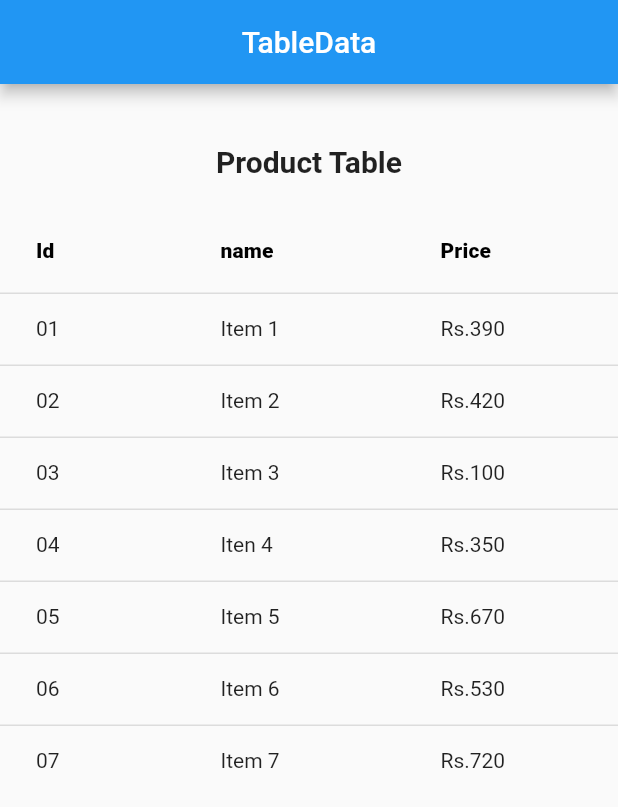
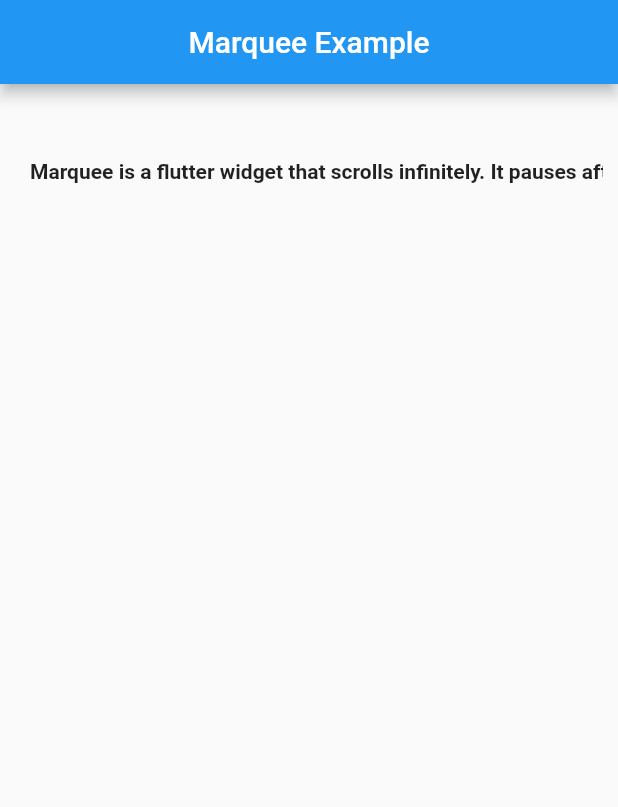
Before and after one commit to NilamPathak578/flutterHopeProjects, a Flutter app: the screen it shows after launch, on a phone screen of 412 x 824 dp. Shown: the top 807 px of the screen. Run offline on Flutter 3.47's test engine with Material 2 defaults, Android fonts, the phone set to English and light mode, and no system bars; drawn by our look-alikes of marquee.

Commit message:
Marquee Example

```diff
--- /dev/null
+++ b/lib/Views/marquee.dart
@@ -0,0 +1,42 @@
+import 'package:flutter/material.dart';
+import 'package:marquee/marquee.dart';
+
+class MarqueeExample extends StatefulWidget {
+  const MarqueeExample({Key? key}) : super(key: key);
+
+  @override
+  State<MarqueeExample> createState() => _MarqueeExampleState();
+}
+
+class _MarqueeExampleState extends State<MarqueeExample> {
+  @override
+  Widget build(BuildContext context) {
+    return Scaffold(
+        appBar: AppBar(
+          title: const Text("Marquee Example"),
+          centerTitle: true,
+        ),
+        body: SafeArea(
+          child: Padding(
+            padding:
+                const EdgeInsets.symmetric(horizontal: 10.0, vertical: 50.0),
+            child: Marquee(
+              text:
+                  "Marquee is a flutter widget that scrolls infinitely. It pauses after each round of scroll and has features like duration, curve and is highly customizable. ",
+              style: const TextStyle(fontWeight: FontWeight.bold),
+              scrollAxis: Axis.horizontal,
+              crossAxisAlignment: CrossAxisAlignment.start,
+              textDirection: TextDirection.rtl,
+              blankSpace: 20.0,
+              velocity: 100.0,
+              pauseAfterRound: const Duration(seconds: 1),
+              startPadding: 10.0,
+              accelerationDuration: const Duration(seconds: 1),
+              accelerationCurve: Curves.linear,
+              decelerationDuration: const Duration(milliseconds: 500),
+              decelerationCurve: Curves.bounceOut,
+            ),
+          ),
+        ));
+  }
+}
--- a/lib/main.dart
+++ b/lib/main.dart
@@ -1,5 +1,6 @@
 import 'package:flutter/material.dart';
 import 'package:flutterhopeprojects/Views/home_page.dart';
+import 'package:flutterhopeprojects/Views/marquee.dart';
 import 'package:flutterhopeprojects/Views/table_page.dart';
 
 void main() {
@@ -19,7 +20,8 @@ class MyApp extends StatelessWidget {
         primarySwatch: Colors.blue,
       ),
       // home: const Homepage(),
-      home: const ShowDataTable(),
+      //home: const ShowDataTable(),
+      home: const MarqueeExample(),
     );
   }
 }
--- a/pubspec.yaml
+++ b/pubspec.yaml
@@ -34,6 +34,7 @@ dependencies:
   # The following adds the Cupertino Icons font to your application.
   # Use with the CupertinoIcons class for iOS style icons.
   cupertino_icons: ^1.0.2
+  marquee:
 
 dev_dependencies:
   flutter_test:
```
Also changed, not shown: pubspec.lock.
